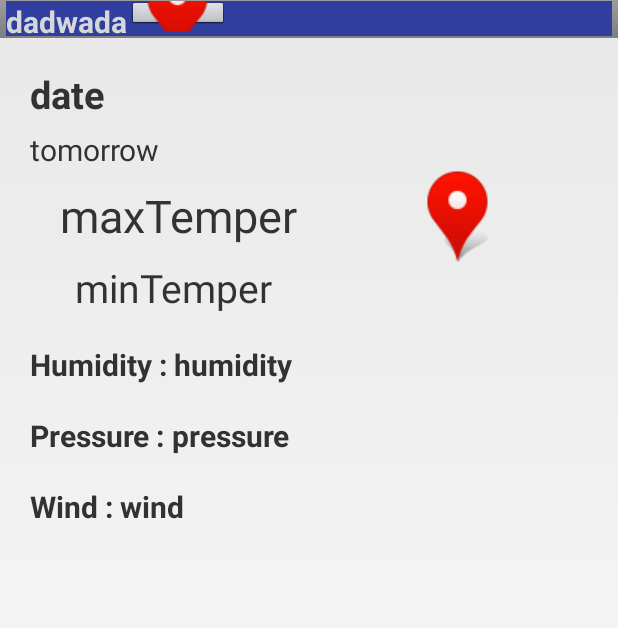
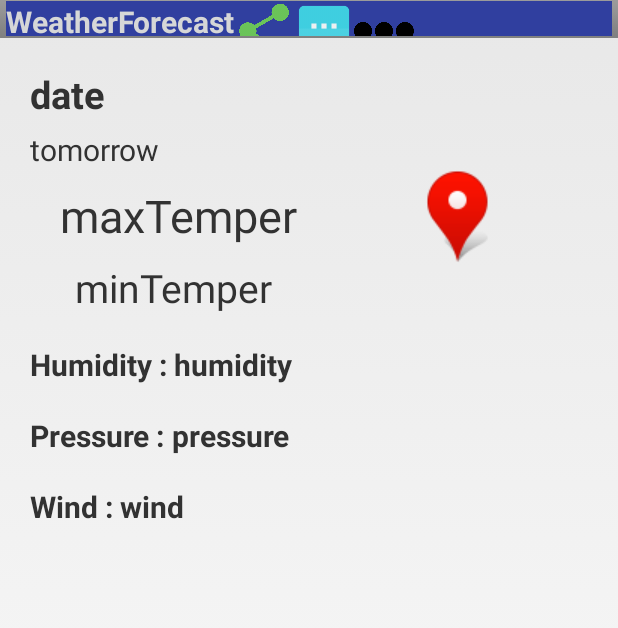
Before and after one commit to HuangDanGeeker/WeatherForecast, an Android app: the DetailActivity screen opened directly, with no data from a screen before it, on a phone screen of 412 x 824 dp. Shown: the top 628 px of the screen. Run offline under Robolectric (Android 15) with nearby library versions, the phone set to English and light mode, and no system bars; 7 statements that could not run were skipped.

Commit message:
完成DetailActivity标题栏的设计--放弃

```diff
--- a/app/src/main/res/layout/activity_detail_title.xml
+++ b/app/src/main/res/layout/activity_detail_title.xml
@@ -4,18 +4,30 @@
     android:orientation="horizontal"
     android:layout_width="match_parent"
     android:background="@color/colorPrimaryDark"
-    android:layout_height="wrap_content"
+    android:layout_height="60dp"
     >
     <TextView
-    android:text="dadwada"
+        android:text="WeatherForecast"
         android:textSize="20dp"
         android:textColor="#ffd6d7d7"
         android:textStyle="bold"
         android:background="@color/colorPrimaryDark"
         android:layout_width="wrap_content"
         android:layout_height="wrap_content" />
-    <ImageButton
-        android:src="@drawable/icon_geo"
-        android:layout_width="wrap_content"
-        android:layout_height="20dp" />
+    <ImageView
+        android:layout_width="40dp"
+        android:layout_height="40dp"
+        android:background="@color/colorPrimaryDark"
+        android:src="@drawable/icon_share" />
+
+    <ImageView
+        android:layout_width="40dp"
+        android:layout_height="40dp"
+        android:background="@color/colorPrimaryDark"
+        android:src="@drawable/icon_msg" />
+    <ImageView
+        android:src="@drawable/icon_more"
+        android:background="@color/colorPrimaryDark"
+        android:layout_width="40dp"
+        android:layout_height="40dp" />
 </LinearLayout>
```
Lines whose indentation alone changed are shown as unchanged.
